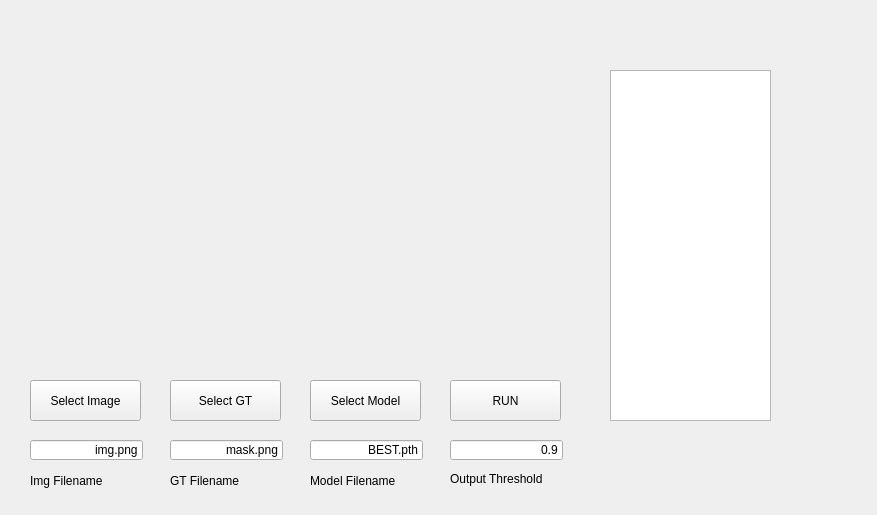
The window that DIP/FinalProject.ui (shauming1020/MachineLearningForPython) describes before a commit, drawn with Qt 5.
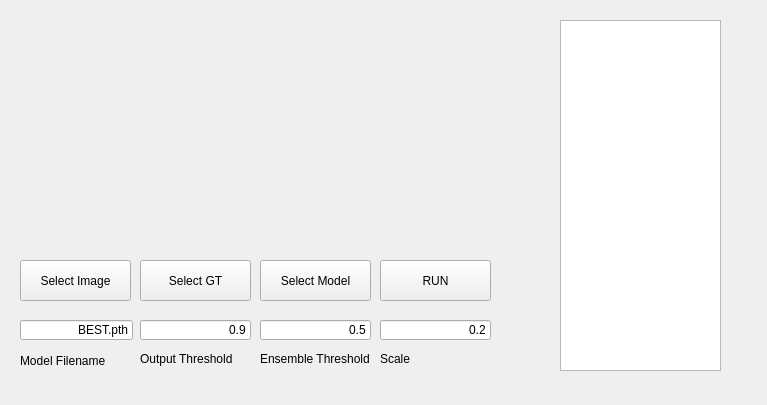
The same window after the commit.

The edit to the form file:
```diff
--- a/DIP/FinalProject.ui
+++ b/DIP/FinalProject.ui
@@ -6,8 +6,8 @@
    <rect>
     <x>0</x>
     <y>0</y>
-    <width>877</width>
-    <height>515</height>
+    <width>767</width>
+    <height>405</height>
    </rect>
   </property>
   <property name="windowTitle">
@@ -16,8 +16,8 @@
   <widget class="QPushButton" name="imgBt">
    <property name="geometry">
     <rect>
-     <x>30</x>
-     <y>380</y>
+     <x>20</x>
+     <y>260</y>
      <width>111</width>
      <height>41</height>
     </rect>
@@ -26,27 +26,11 @@
     <string>Select Image</string>
    </property>
   </widget>
-  <widget class="QLineEdit" name="imgName">
-   <property name="geometry">
-    <rect>
-     <x>30</x>
-     <y>440</y>
-     <width>113</width>
-     <height>20</height>
-    </rect>
-   </property>
-   <property name="text">
-    <string>img.png</string>
-   </property>
-   <property name="alignment">
-    <set>Qt::AlignRight|Qt::AlignTrailing|Qt::AlignVCenter</set>
-   </property>
-  </widget>
   <widget class="QTextEdit" name="dcText">
    <property name="geometry">
     <rect>
-     <x>610</x>
-     <y>70</y>
+     <x>560</x>
+     <y>20</y>
      <width>161</width>
      <height>351</height>
     </rect>
@@ -55,8 +39,8 @@
   <widget class="QPushButton" name="gtBt">
    <property name="geometry">
     <rect>
-     <x>170</x>
-     <y>380</y>
+     <x>140</x>
+     <y>260</y>
      <width>111</width>
      <height>41</height>
     </rect>
@@ -68,8 +52,8 @@
   <widget class="QPushButton" name="runBt">
    <property name="geometry">
     <rect>
-     <x>450</x>
-     <y>380</y>
+     <x>380</x>
+     <y>260</y>
      <width>111</width>
      <height>41</height>
     </rect>
@@ -78,28 +62,12 @@
     <string>RUN</string>
    </property>
   </widget>
-  <widget class="QLineEdit" name="maskName">
-   <property name="geometry">
-    <rect>
-     <x>170</x>
-     <y>440</y>
-     <width>113</width>
-     <height>20</height>
-    </rect>
-   </property>
-   <property name="text">
-    <string>mask.png</string>
-   </property>
-   <property name="alignment">
-    <set>Qt::AlignRight|Qt::AlignTrailing|Qt::AlignVCenter</set>
-   </property>
-  </widget>
   <widget class="QLineEdit" name="threshold">
    <property name="geometry">
     <rect>
-     <x>450</x>
-     <y>440</y>
-     <width>113</width>
+     <x>140</x>
+     <y>320</y>
+     <width>111</width>
      <height>20</height>
     </rect>
    </property>
@@ -110,37 +78,11 @@
     <set>Qt::AlignRight|Qt::AlignTrailing|Qt::AlignVCenter</set>
    </property>
   </widget>
-  <widget class="QLabel" name="imgFileLabel">
-   <property name="geometry">
-    <rect>
-     <x>30</x>
-     <y>470</y>
-     <width>111</width>
-     <height>21</height>
-    </rect>
-   </property>
-   <property name="text">
-    <string>Img Filename</string>
-   </property>
-  </widget>
-  <widget class="QLabel" name="gtFileLabel">
-   <property name="geometry">
-    <rect>
-     <x>170</x>
-     <y>470</y>
-     <width>131</width>
-     <height>21</height>
-    </rect>
-   </property>
-   <property name="text">
-    <string>GT Filename</string>
-   </property>
-  </widget>
   <widget class="QLabel" name="threLabel">
    <property name="geometry">
     <rect>
-     <x>450</x>
-     <y>470</y>
+     <x>140</x>
+     <y>350</y>
      <width>131</width>
      <height>18</height>
     </rect>
@@ -152,8 +94,8 @@
   <widget class="QPushButton" name="mdBt">
    <property name="geometry">
     <rect>
-     <x>310</x>
-     <y>380</y>
+     <x>260</x>
+     <y>260</y>
      <width>111</width>
      <height>41</height>
     </rect>
@@ -165,8 +107,8 @@
   <widget class="QLabel" name="gtFileLabel_2">
    <property name="geometry">
     <rect>
-     <x>310</x>
-     <y>470</y>
+     <x>20</x>
+     <y>350</y>
      <width>131</width>
      <height>21</height>
     </rect>
@@ -178,8 +120,8 @@
   <widget class="QLineEdit" name="modelName">
    <property name="geometry">
     <rect>
-     <x>310</x>
-     <y>440</y>
+     <x>20</x>
+     <y>320</y>
      <width>113</width>
      <height>20</height>
     </rect>
@@ -191,6 +133,64 @@
     <set>Qt::AlignRight|Qt::AlignTrailing|Qt::AlignVCenter</set>
    </property>
   </widget>
+  <widget class="QLineEdit" name="scale">
+   <property name="geometry">
+    <rect>
+     <x>380</x>
+     <y>320</y>
+     <width>111</width>
+     <height>20</height>
+    </rect>
+   </property>
+   <property name="text">
+    <string>0.2</string>
+   </property>
+   <property name="alignment">
+    <set>Qt::AlignRight|Qt::AlignTrailing|Qt::AlignVCenter</set>
+   </property>
+  </widget>
+  <widget class="QLabel" name="scaleLabel">
+   <property name="geometry">
+    <rect>
+     <x>380</x>
+     <y>350</y>
+     <width>131</width>
+     <height>18</height>
+    </rect>
+   </property>
+   <property name="text">
+    <string>Scale</string>
+   </property>
+  </widget>
+  <widget class="QLineEdit" name="ensemThre">
+   <property name="geometry">
+    <rect>
+     <x>260</x>
+     <y>320</y>
+     <width>111</width>
+     <height>20</height>
+    </rect>
+   </property>
+   <property name="text">
+    <string>0.5</string>
+   </property>
+   <property name="alignment">
+    <set>Qt::AlignRight|Qt::AlignTrailing|Qt::AlignVCenter</set>
+   </property>
+  </widget>
+  <widget class="QLabel" name="ensemLabel">
+   <property name="geometry">
+    <rect>
+     <x>260</x>
+     <y>350</y>
+     <width>131</width>
+     <height>18</height>
+    </rect>
+   </property>
+   <property name="text">
+    <string>Ensemble Threshold</string>
+   </property>
+  </widget>
  </widget>
  <resources/>
  <connections/>
```
